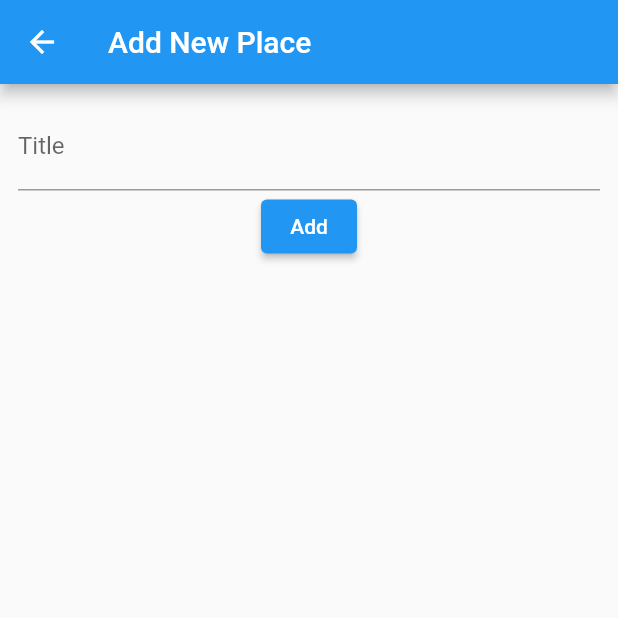
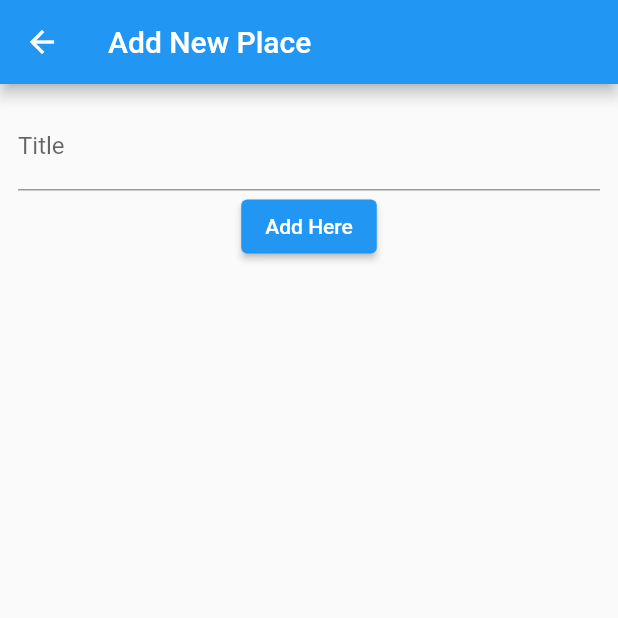
Before and after one commit to iHamza7/Native-features, a Flutter app: the AddPlaceScreen screen opened directly, on a phone screen of 412 x 824 dp, the top half of it. Run offline on Flutter 3.47's test engine with Material 2 defaults, Android fonts, the phone set to English and light mode, and no system bars.

Commit message:
lib changed

```diff
--- a/lib/screens/addplacesscreen.dart
+++ b/lib/screens/addplacesscreen.dart
@@ -32,7 +32,7 @@ class _AddPlaceScreenState extends State<AddPlaceScreen> {
             ),
             ElevatedButton(
               onPressed: () {},
-              child: const Text('Add'),
+              child: const Text('Add Here'),
             ),
           ],
         ),
```
